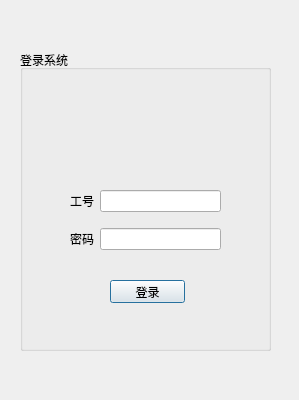
SITP-face-recognize/QTclient, file demo/login_dialog.ui: the form before one commit.
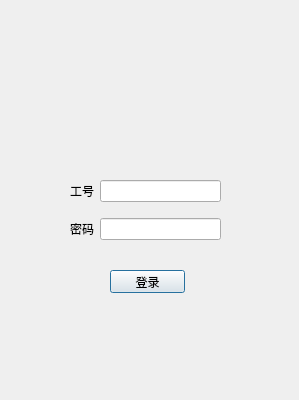
The form after the commit. Icons and pictures are not drawn.

The edit to the form file:
```diff
--- a/demo/login_dialog.ui
+++ b/demo/login_dialog.ui
@@ -13,29 +13,41 @@
   <property name="windowTitle">
    <string>人脸识别签到-登录</string>
   </property>
-  <widget class="QGroupBox" name="view_login">
+  <property name="windowIcon">
+   <iconset>
+    <normaloff>assets/img/face_sign_icon.png</normaloff>assets/img/face_sign_icon.png</iconset>
+  </property>
+  <widget class="QLabel" name="logo">
    <property name="geometry">
     <rect>
-     <x>20</x>
-     <y>50</y>
-     <width>251</width>
-     <height>301</height>
+     <x>110</x>
+     <y>70</y>
+     <width>81</width>
+     <height>81</height>
     </rect>
    </property>
-   <property name="title">
-    <string>登录系统</string>
+   <property name="text">
+    <string/>
    </property>
-   <property name="flat">
-    <bool>false</bool>
+  </widget>
+  <widget class="QPushButton" name="btn_login">
+   <property name="geometry">
+    <rect>
+     <x>110</x>
+     <y>270</y>
+     <width>75</width>
+     <height>23</height>
+    </rect>
    </property>
-   <property name="checkable">
-    <bool>false</bool>
+   <property name="text">
+    <string>登录</string>
    </property>
+  </widget>
    <widget class="QWidget" name="layoutWidget">
     <property name="geometry">
      <rect>
-      <x>50</x>
-      <y>130</y>
+     <x>70</x>
+     <y>170</y>
       <width>151</width>
       <height>81</height>
      </rect>
@@ -66,33 +78,6 @@
       </widget>
      </item>
     </layout>
-   </widget>
-   <widget class="QPushButton" name="btn_login">
-    <property name="geometry">
-     <rect>
-      <x>90</x>
-      <y>230</y>
-      <width>75</width>
-      <height>23</height>
-     </rect>
-    </property>
-    <property name="text">
-     <string>登录</string>
-    </property>
-   </widget>
-   <widget class="QLabel" name="logo">
-    <property name="geometry">
-     <rect>
-      <x>90</x>
-      <y>30</y>
-      <width>81</width>
-      <height>81</height>
-     </rect>
-    </property>
-    <property name="text">
-     <string/>
-    </property>
-   </widget>
   </widget>
  </widget>
  <resources/>
```
Lines whose indentation alone changed are shown as unchanged.
